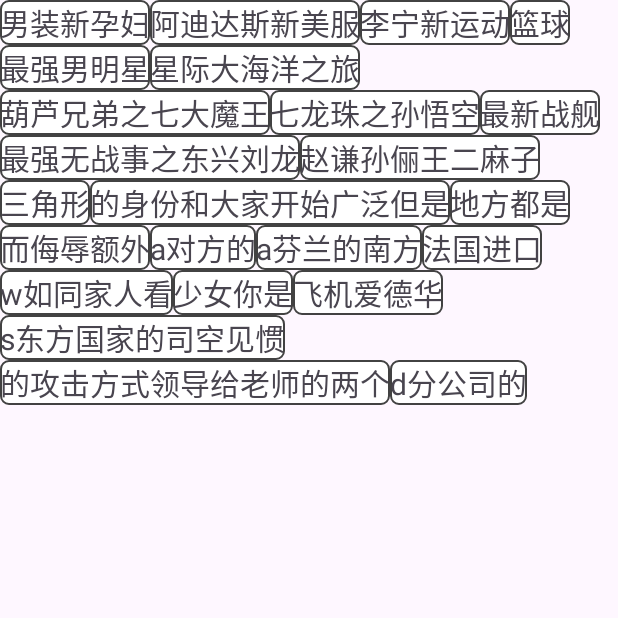
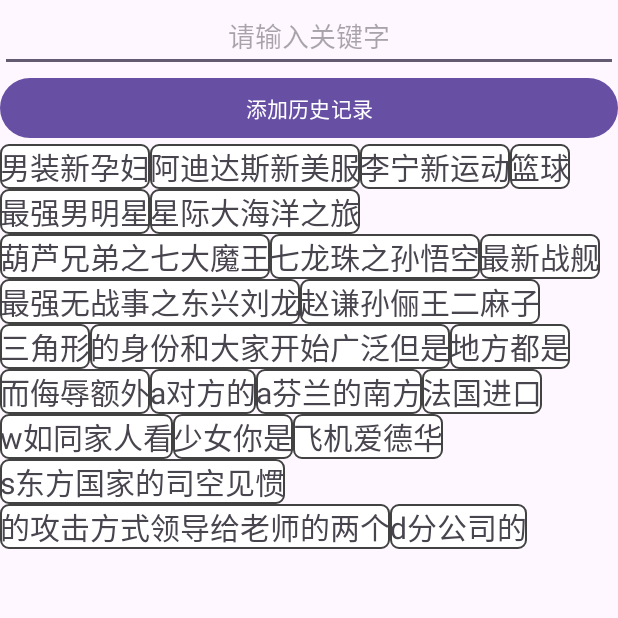
Before and after one commit to xiayiye5/CalculatorCompose, an Android app: the FlowActivity screen opened directly, with no data from a screen before it, on a phone screen of 412 x 824 dp, the top half of it. Run offline under Robolectric (Android 15) with nearby library versions, the phone set to English and light mode, and no system bars; our stand-ins replace Room's generated code.

Commit message:
add:添加流式布局页面Room数据库代码

```diff
--- a/FlowStudy/src/main/java/com/yhsh/flowstudy/FlowActivity.java
+++ b/FlowStudy/src/main/java/com/yhsh/flowstudy/FlowActivity.java
@@ -3,19 +3,36 @@ package com.yhsh.flowstudy;
 import androidx.appcompat.app.AppCompatActivity;
 
 import android.os.Bundle;
+import android.text.TextUtils;
+import android.util.Log;
+import android.view.View;
+import android.widget.EditText;
 
+import com.yhsh.flowstudy.bean.SearchKeyWorld;
+import com.yhsh.flowstudy.dao.SearchKeyWorldDao;
 import com.yhsh.flowstudy.view.FlowLayout;
 
+import java.text.SimpleDateFormat;
 import java.util.ArrayList;
+import java.util.Date;
 import java.util.List;
+import java.util.Locale;
+import java.util.concurrent.Executors;
 
 public class FlowActivity extends AppCompatActivity {
+
+    private EditText rtHistory;
+    private SearchKeyWorldDao historyDao;
+    public static final String TAG = "FlowActivity";
 
     @Override
     protected void onCreate(Bundle savedInstanceState) {
         super.onCreate(savedInstanceState);
         setContentView(R.layout.activity_flow);
         FlowLayout fw = findViewById(R.id.fw_layout);
+        rtHistory = findViewById(R.id.et_history);
+        //获取数据库对象
+        historyDao = MyDataBase.Companion.getDb(getApplicationContext()).getHistoryDao();
         List<String> list = new ArrayList<>();
         list.add("男装新孕妇");
         list.add("阿迪达斯新美服");
@@ -42,5 +59,26 @@ public class FlowActivity extends AppCompatActivity {
         list.add("的攻击方式领导给老师的两个");
         list.add("d分公司的");
         fw.setTextList(list);
+        //查询所有数据
+        Executors.newFixedThreadPool(3).submit(() -> {
+            List<SearchKeyWorld> allHistory = historyDao.getAllHistory();
+            runOnUiThread(() -> {
+                for (SearchKeyWorld keyWorld : allHistory) {
+                    Log.d(TAG, "打印所有历史记录：id:" + keyWorld.getKey() + " " + keyWorld.getKeyWorld() + " " + keyWorld.getSearchTime());
+                }
+            });
+        });
+    }
+
+    public void addHistory(View view) {
+        String keyWorld = rtHistory.getText().toString().trim();
+        if (TextUtils.isEmpty(keyWorld) || null == historyDao) return;
+        SimpleDateFormat simpleDateFormat = new SimpleDateFormat("yyyy年MM月dd日 HH:mm:ss", Locale.getDefault());
+        String time = simpleDateFormat.format(new Date());
+        SearchKeyWorld key = new SearchKeyWorld(keyWorld, 0, time);
+        Executors.newFixedThreadPool(3).submit(() -> {
+            historyDao.insertHistory(key);
+            Log.d(TAG, "新增历史记录：" + key.getKeyWorld());
+        });
     }
 }
--- /dev/null
+++ b/FlowStudy/src/main/java/com/yhsh/flowstudy/dao/SearchKeyWorldDao.kt
@@ -0,0 +1,28 @@
+package com.yhsh.flowstudy.dao
+
+import androidx.room.Dao
+import androidx.room.Delete
+import androidx.room.Insert
+import androidx.room.Query
+import com.yhsh.flowstudy.bean.SearchKeyWorld
+
+@Dao
+interface SearchKeyWorldDao {
+    @Query("select * from SearchHistory")
+    fun getAllHistory(): List<SearchKeyWorld>
+
+    @Insert
+    fun insertHistory(searchKeyWorld: SearchKeyWorld)
+
+    //删除指定的历史记录
+    @Delete
+    fun delete(searchKeyWorld: SearchKeyWorld)
+
+    //删除多条历史记录
+    @Delete
+    fun deletes(list: List<SearchKeyWorld>)
+
+    //清空所有的历史记录
+    @Query("delete from searchHistory")
+    fun clearAllHistory();
+}
--- a/FlowStudy/src/main/res/layout/activity_flow.xml
+++ b/FlowStudy/src/main/res/layout/activity_flow.xml
@@ -1,13 +1,27 @@
 <?xml version="1.0" encoding="utf-8"?>
-<RelativeLayout xmlns:android="http://schemas.android.com/apk/res/android"
+<LinearLayout xmlns:android="http://schemas.android.com/apk/res/android"
     xmlns:tools="http://schemas.android.com/tools"
     android:layout_width="match_parent"
     android:layout_height="match_parent"
+    android:orientation="vertical"
     tools:context=".FlowActivity">
 
+    <EditText
+        android:id="@+id/et_history"
+        android:layout_width="match_parent"
+        android:layout_height="wrap_content"
+        android:gravity="center"
+        android:hint="请输入关键字" />
+
+    <Button
+        android:id="@+id/bt_history"
+        android:layout_width="match_parent"
+        android:layout_height="wrap_content"
+        android:onClick="addHistory"
+        android:text="添加历史记录" />
     <!--此处FlowLayout设置的高度无效，因为再自定义中代码动态设置了高度为子布局的行高-->
     <com.yhsh.flowstudy.view.FlowLayout
         android:id="@+id/fw_layout"
         android:layout_width="match_parent"
         android:layout_height="match_parent" />
-</RelativeLayout>
+</LinearLayout>
```
Also changed, not shown: FlowStudy/src/main/java/com/yhsh/flowstudy/MyDataBase.kt (+20 -2 lines), FlowStudy/src/main/java/com/yhsh/flowstudy/bean/SearchKeyWorld.kt (added, +12 -0 lines).
